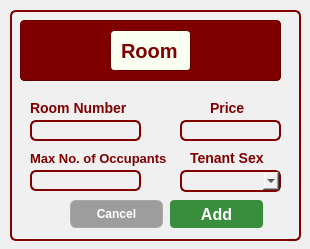
Before: the Qt Designer form CCC151-Group--BH-Management-System/UI_Files/AddRoom.ui in Kris2103/CCC151-Group--BH-Management-System, drawn with Qt 5.
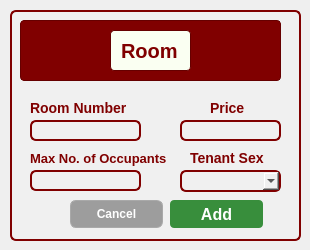
After: the same form once the commit is applied.

What changed in the file:
```diff
--- a/CCC151-Group--BH-Management-System/UI_Files/AddRoom.ui
+++ b/CCC151-Group--BH-Management-System/UI_Files/AddRoom.ui
@@ -7,7 +7,7 @@
     <x>0</x>
     <y>0</y>
     <width>310</width>
-    <height>249</height>
+    <height>250</height>
    </rect>
   </property>
   <property name="windowTitle">
```
